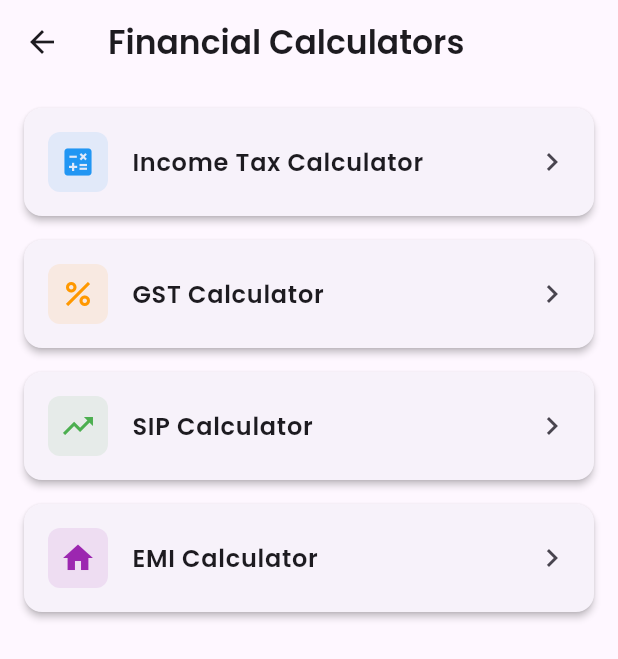
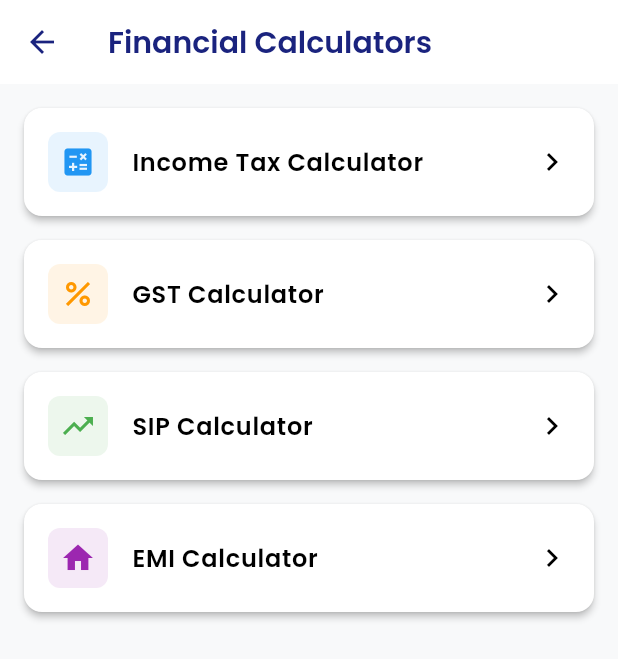
Before and after one commit to deep4nsh/Findom, a Flutter app: the screen it shows after launch, after a tap on "Tax Calc", on a phone screen of 412 x 824 dp. Shown: the top 659 px of the screen. Run offline on Flutter 3.47's test engine with Material 3 defaults, Android fonts, the phone set to English and light mode, and no system bars; our stand-ins replace cloud_firestore, firebase_auth, firebase_core, firebase_messaging, flutter_local_notifications, get_it and 5 more; missing offline and left inert: algolia, cloudinary_public; accounts and stored records are empty; network calls fail.

Commit message:
feat: Implement custom light and dark themes, updating home screen action item styling and post card UI.

```diff
--- a/lib/screens/home/home_screen.dart
+++ b/lib/screens/home/home_screen.dart
@@ -142,36 +142,36 @@ class _QuickActions extends StatelessWidget {
   @override
   Widget build(BuildContext context) {
     return SizedBox(
-      height: 100,
+      height: 90,
       child: ListView(
         scrollDirection: Axis.horizontal,
         padding: const EdgeInsets.symmetric(horizontal: 16),
         children: [
-          _buildActionItem(context, Icons.calculate, 'Tax Calc', Colors.blue, () {
+          _buildActionItem(context, Icons.calculate_outlined, 'Tax Calc', () {
              Navigator.push(context, MaterialPageRoute(builder: (context) => const CalculatorListScreen()));
           }),
-          const SizedBox(width: 16),
-          _buildActionItem(context, Icons.percent, 'GST', Colors.orange, () {
+          const SizedBox(width: 24),
+          _buildActionItem(context, Icons.percent_outlined, 'GST', () {
              Navigator.push(context, MaterialPageRoute(builder: (context) => const CalculatorListScreen()));
           }),
-          const SizedBox(width: 16),
-          _buildActionItem(context, Icons.work, 'Post Job', Colors.purple, () {
+          const SizedBox(width: 24),
+          _buildActionItem(context, Icons.work_outline, 'Post Job', () {
              // TODO: Navigate to Post Job
           }),
-          const SizedBox(width: 16),
-          _buildActionItem(context, Icons.newspaper, 'News', Colors.green, () {
+          const SizedBox(width: 24),
+          _buildActionItem(context, Icons.newspaper_outlined, 'News', () {
              // Scroll to news section or open news tab
           }),
-          const SizedBox(width: 16),
-          _buildActionItem(context, Icons.alarm, 'Reminders', Colors.teal, () {
+          const SizedBox(width: 24),
+          _buildActionItem(context, Icons.alarm, 'Reminders', () {
              Navigator.pushNamed(context, '/reminders');
           }),
-          const SizedBox(width: 16),
-          _buildActionItem(context, Icons.explore, 'Explore', Colors.indigo, () {
+          const SizedBox(width: 24),
+          _buildActionItem(context, Icons.explore_outlined, 'Explore', () {
              Navigator.pushNamed(context, '/explore');
           }),
-          const SizedBox(width: 16),
-          _buildActionItem(context, Icons.calculate, 'SIP Calc', Colors.orange, () {
+          const SizedBox(width: 24),
+          _buildActionItem(context, Icons.calculate_outlined, 'SIP Calc', () {
              Navigator.pushNamed(context, '/sip-calculator');
           }),
         ],
@@ -179,7 +179,8 @@ class _QuickActions extends StatelessWidget {
     );
   }
 
-  Widget _buildActionItem(BuildContext context, IconData icon, String label, Color color, VoidCallback onTap) {
+  Widget _buildActionItem(BuildContext context, IconData icon, String label, VoidCallback onTap) {
+    final theme = Theme.of(context);
     return GestureDetector(
       onTap: onTap,
       child: Column(
@@ -188,15 +189,19 @@ class _QuickActions extends StatelessWidget {
           Container(
             padding: const EdgeInsets.all(12),
             decoration: BoxDecoration(
-              color: color.withOpacity(0.1),
-              shape: BoxShape.circle,
+              color: theme.cardColor,
+              borderRadius: BorderRadius.circular(12),
+              border: Border.all(color: theme.dividerColor.withOpacity(0.1)),
             ),
-            child: Icon(icon, color: color, size: 28),
+            child: Icon(icon, color: theme.primaryColor, size: 24),
           ),
           const SizedBox(height: 8),
           Text(
             label,
-            style: GoogleFonts.poppins(fontSize: 12, fontWeight: FontWeight.w500),
+            style: theme.textTheme.bodySmall?.copyWith(
+              fontWeight: FontWeight.w500,
+              color: theme.textTheme.bodyMedium?.color?.withOpacity(0.8),
+            ),
           ),
         ],
       ),
--- a/lib/services/theme_provider.dart
+++ b/lib/services/theme_provider.dart
@@ -1,4 +1,6 @@
 import 'package:flutter/material.dart';
+
+import 'package:google_fonts/google_fonts.dart';
 
 class ThemeProvider with ChangeNotifier {
   bool isDarkMode = false;
@@ -6,8 +8,126 @@ class ThemeProvider with ChangeNotifier {
   ThemeMode get themeMode => isDarkMode ? ThemeMode.dark : ThemeMode.light;
 
   ThemeData get themeData {
-    return isDarkMode ? ThemeData.dark() : ThemeData.light();
+    return isDarkMode ? _darkTheme : _lightTheme;
   }
+
+  static final _lightTheme = ThemeData(
+    brightness: Brightness.light,
+    primaryColor: const Color(0xFF1A237E), // Deep Navy Blue
+    scaffoldBackgroundColor: const Color(0xFFF8F9FA), // Very light grey, almost white
+    cardColor: Colors.white,
+    colorScheme: const ColorScheme.light(
+      primary: Color(0xFF1A237E),
+      secondary: Color(0xFF283593),
+      surface: Colors.white,
+      background: Color(0xFFF8F9FA),
+    ),
+    appBarTheme: AppBarTheme(
+      backgroundColor: Colors.white,
+      foregroundColor: const Color(0xFF1A237E),
+      elevation: 0,
+      iconTheme: const IconThemeData(color: Color(0xFF1A237E)),
+      titleTextStyle: GoogleFonts.poppins(
+        color: const Color(0xFF1A237E),
+        fontSize: 20,
+        fontWeight: FontWeight.w600,
+      ),
+    ),
+    textTheme: GoogleFonts.poppinsTextTheme().apply(
+      bodyColor: const Color(0xFF212121),
+      displayColor: const Color(0xFF1A237E),
+    ),
+    cardTheme: CardThemeData(
+      elevation: 0,
+      shape: RoundedRectangleBorder(
+        borderRadius: BorderRadius.circular(12),
+        side: BorderSide(color: Colors.grey.shade200),
+      ),
+      color: Colors.white,
+    ),
+    elevatedButtonTheme: ElevatedButtonThemeData(
+      style: ElevatedButton.styleFrom(
+        backgroundColor: const Color(0xFF1A237E),
+        foregroundColor: Colors.white,
+        elevation: 0,
+        shape: RoundedRectangleBorder(borderRadius: BorderRadius.circular(8)),
+        padding: const EdgeInsets.symmetric(horizontal: 16, vertical: 12),
+      ),
+    ),
+    inputDecorationTheme: InputDecorationTheme(
+      filled: true,
+      fillColor: Colors.white,
+      border: OutlineInputBorder(
+        borderRadius: BorderRadius.circular(8),
+        borderSide: BorderSide(color: Colors.grey.shade300),
+      ),
+      enabledBorder: OutlineInputBorder(
+        borderRadius: BorderRadius.circular(8),
+        borderSide: BorderSide(color: Colors.grey.shade300),
+      ),
+      focusedBorder: OutlineInputBorder(
+        borderRadius: BorderRadius.circular(8),
+        borderSide: const BorderSide(color: Color(0xFF1A237E), width: 1.5),
+      ),
+      contentPadding: const EdgeInsets.symmetric(horizontal: 16, vertical: 14),
+    ),
+  );
+
+  static final _darkTheme = ThemeData(
+    brightness: Brightness.dark,
+    primaryColor: const Color(0xFF3949AB),
+    scaffoldBackgroundColor: const Color(0xFF121212),
+    cardColor: const Color(0xFF1E1E1E),
+    colorScheme: const ColorScheme.dark(
+      primary: Color(0xFF3949AB),
+      secondary: Color(0xFF5C6BC0),
+      surface: Color(0xFF1E1E1E),
+      background: Color(0xFF121212),
+    ),
+    appBarTheme: AppBarTheme(
+      backgroundColor: const Color(0xFF1E1E1E),
+      foregroundColor: Colors.white,
+      elevation: 0,
+      titleTextStyle: GoogleFonts.poppins(
+        color: Colors.white,
+        fontSize: 20,
+        fontWeight: FontWeight.w600,
+      ),
+    ),
+    textTheme: GoogleFonts.poppinsTextTheme(ThemeData.dark().textTheme),
+    cardTheme: CardThemeData(
+      elevation: 0,
+      shape: RoundedRectangleBorder(
+        borderRadius: BorderRadius.circular(12),
+        side: BorderSide(color: Colors.grey.shade800),
+      ),
+      color: const Color(0xFF1E1E1E),
+    ),
+    elevatedButtonTheme: ElevatedButtonThemeData(
+      style: ElevatedButton.styleFrom(
+        backgroundColor: const Color(0xFF3949AB),
+        foregroundColor: Colors.white,
+        elevation: 0,
+        shape: RoundedRectangleBorder(borderRadius: BorderRadius.circular(8)),
+      ),
+    ),
+    inputDecorationTheme: InputDecorationTheme(
+      filled: true,
+      fillColor: const Color(0xFF2C2C2C),
+      border: OutlineInputBorder(
+        borderRadius: BorderRadius.circular(8),
+        borderSide: BorderSide(color: Colors.grey.shade700),
+      ),
+      enabledBorder: OutlineInputBorder(
+        borderRadius: BorderRadius.circular(8),
+        borderSide: BorderSide(color: Colors.grey.shade700),
+      ),
+      focusedBorder: OutlineInputBorder(
+        borderRadius: BorderRadius.circular(8),
+        borderSide: const BorderSide(color: Color(0xFF3949AB), width: 1.5),
+      ),
+    ),
+  );
 
   void toggleTheme(bool isOn) {
     isDarkMode = isOn;
--- a/lib/widgets/post_card.dart
+++ b/lib/widgets/post_card.dart
@@ -48,26 +48,39 @@ class PostCard extends StatelessWidget {
   Widget build(BuildContext context) {
     final currentUser = FirebaseAuth.instance.currentUser;
     final isLiked = currentUser != null && likes.contains(currentUser.uid);
+    final theme = Theme.of(context);
 
-    return Card(
-      margin: const EdgeInsets.symmetric(horizontal: 8.0, vertical: 6.0),
-      elevation: 2,
-      shape: RoundedRectangleBorder(borderRadius: BorderRadius.circular(8.0)),
+    return Container(
+      margin: const EdgeInsets.symmetric(horizontal: 0, vertical: 1), // Full width or minimal spacing
+      decoration: BoxDecoration(
+        color: theme.cardColor,
+        border: Border(
+          bottom: BorderSide(color: theme.dividerColor.withOpacity(0.1), width: 1),
+        ),
+      ),
       child: Padding(
-        padding: const EdgeInsets.all(12.0),
+        padding: const EdgeInsets.all(16.0),
         child: Column(
           crossAxisAlignment: CrossAxisAlignment.start,
           children: [
             _buildAuthorHeader(context, currentUser?.uid),
-            const SizedBox(height: 16),
-            Text(content, style: const TextStyle(fontSize: 15)),
+            const SizedBox(height: 12),
+            Text(
+              content,
+              style: theme.textTheme.bodyMedium?.copyWith(
+                fontSize: 15,
+                height: 1.4,
+              ),
+            ),
             if (imageUrl != null && imageUrl!.isNotEmpty)
               Padding(
-                padding: const EdgeInsets.only(top: 16.0),
-                child: Image.network(imageUrl!),
+                padding: const EdgeInsets.only(top: 12.0),
+                child: ClipRRect(
+                  borderRadius: BorderRadius.circular(8),
+                  child: Image.network(imageUrl!),
+                ),
               ),
             const SizedBox(height: 12),
-            const Divider(height: 1),
             _buildActionButtons(context, isLiked),
           ],
         ),
```
